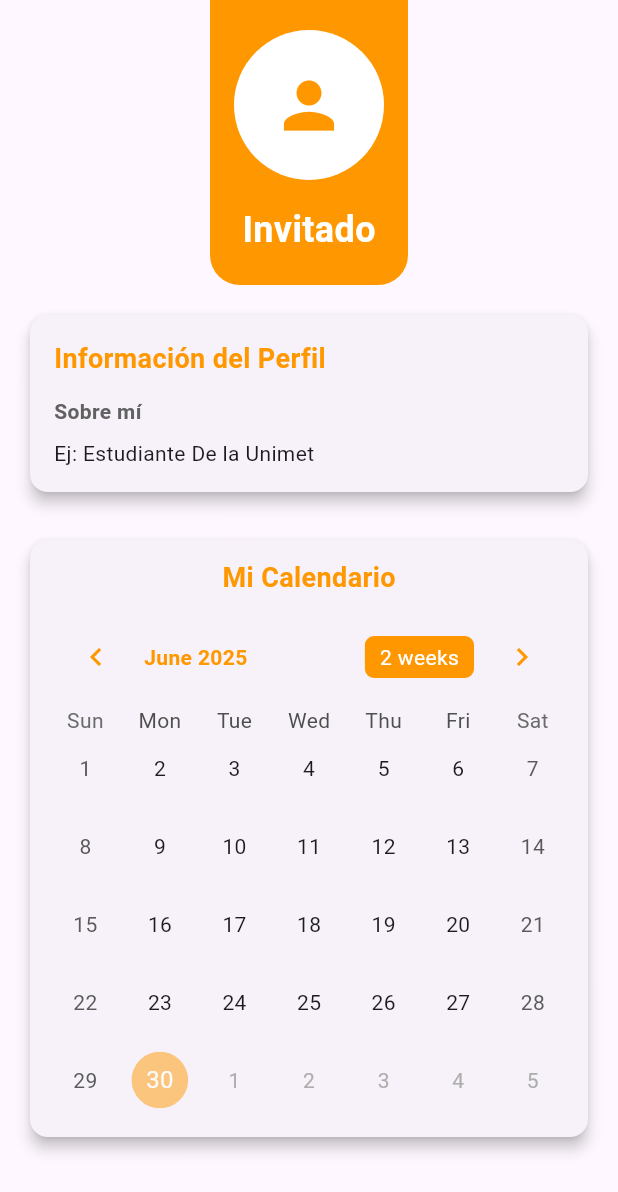
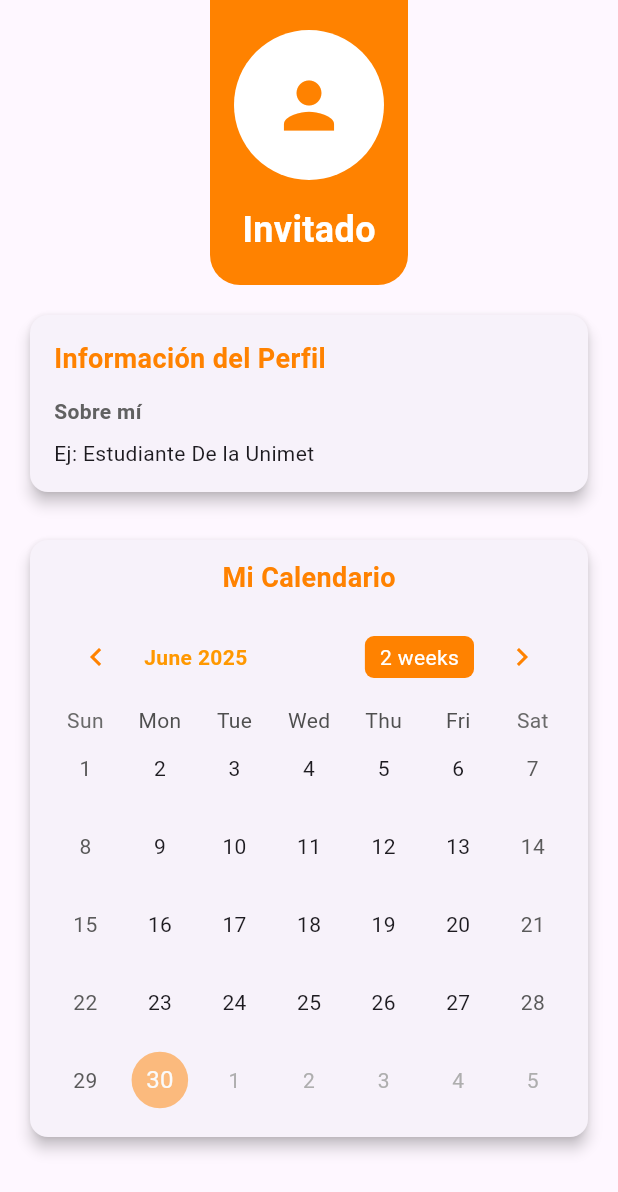
Before and after one commit to Santos2705/flutter_application_2, a Flutter app: the PerfilExample screen opened directly, on a phone screen of 412 x 824 dp. Shown: the top 1192 px of the screen. Run offline on Flutter 3.47's test engine with Material 3 defaults, Android fonts, the phone set to English and light mode, and no system bars; drawn by our look-alikes of table_calendar; our stand-ins replace sqflite; accounts and stored records are empty.

Commit message:
Cambios a color unimet oficial

```diff
--- a/lib/Core/app_colors.dart
+++ b/lib/Core/app_colors.dart
@@ -1,7 +1,7 @@
 import 'dart:ui';
 
 class AppColors {
-  static const Color primary = Color(0xFFFF9800); // Color Unimet
+  static const Color primary = Color.fromRGBO(255, 130, 0, 1); // Color Unimet
   static const Color secundary = Color(0xFFFF6106);
   static const Color tertiary = Color(0xFFFFFFFF); // Color Unimet 2
 
--- a/lib/Pantallas/perfil_screen.dart
+++ b/lib/Pantallas/perfil_screen.dart
@@ -148,7 +148,7 @@ class _PerfilExampleState extends State<PerfilExample> {
             Container(
               padding: const EdgeInsets.symmetric(vertical: 20, horizontal: 16),
               decoration: BoxDecoration(
-                color: const Color(0xFFFF9800),
+                color: const Color(0xFFFF8200),
                 borderRadius: const BorderRadius.only(
                   bottomLeft: Radius.circular(20),
                   bottomRight: Radius.circular(20),
@@ -162,7 +162,7 @@ class _PerfilExampleState extends State<PerfilExample> {
                     child: Icon(
                       Icons.person,
                       size: 50,
-                      color: Color(0xFFFF9800),
+                      color: Color(0xFFFF8200),
                     ),
                   ),
                   const SizedBox(height: 16),
@@ -237,14 +237,14 @@ class _PerfilExampleState extends State<PerfilExample> {
                             style: TextStyle(
                               fontSize: 18,
                               fontWeight: FontWeight.bold,
-                              color: Color(0xFFFF9800),
+                              color: Color(0xFFFF8200),
                             ),
                           ),
                           if (widget.username != null)
                             IconButton(
                               icon: Icon(
                                 _editando ? Icons.check : Icons.edit,
-                                color: const Color(0xFFFF9800),
+                                color: const Color(0xFFFF8200),
                               ),
                               onPressed: _toggleEdicion,
                             ),
@@ -295,7 +295,7 @@ class _PerfilExampleState extends State<PerfilExample> {
                         style: TextStyle(
                           fontSize: 18,
                           fontWeight: FontWeight.bold,
-                          color: Color(0xFFFF9800),
+                          color: Color(0xFFFF8200),
                         ),
                       ),
                       const SizedBox(height: 8),
@@ -315,25 +315,25 @@ class _PerfilExampleState extends State<PerfilExample> {
                             color: Colors.white,
                           ),
                           formatButtonDecoration: BoxDecoration(
-                            color: const Color(0xFFFF9800),
+                            color: const Color(0xFFFF8200),
                             borderRadius: BorderRadius.circular(6),
                           ),
                           leftChevronIcon: const Icon(
                             Icons.chevron_left,
-                            color: Color(0xFFFF9800),
+                            color: Color(0xFFFF8200),
                           ),
                           rightChevronIcon: const Icon(
                             Icons.chevron_right,
-                            color: Color(0xFFFF9800),
+                            color: Color(0xFFFF8200),
                           ),
                         ),
                         calendarStyle: CalendarStyle(
                           todayDecoration: BoxDecoration(
-                            color: const Color(0xFFFF9800).withOpacity(0.5),
+                            color: const Color(0xFFFF8200).withOpacity(0.5),
                             shape: BoxShape.circle,
                           ),
                           selectedDecoration: const BoxDecoration(
-                            color: Color(0xFFFF9800),
+                            color: Color(0xFFFF8200),
                             shape: BoxShape.circle,
                           ),
                         ),
```
Also changed, not shown: lib/Pantallas/notaciones.screen.dart (+6 -6 lines).
